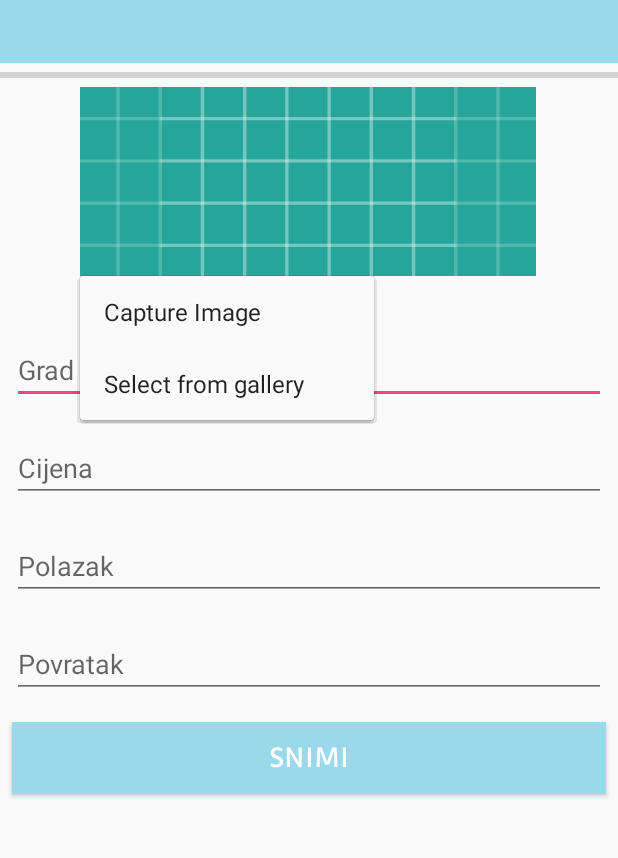
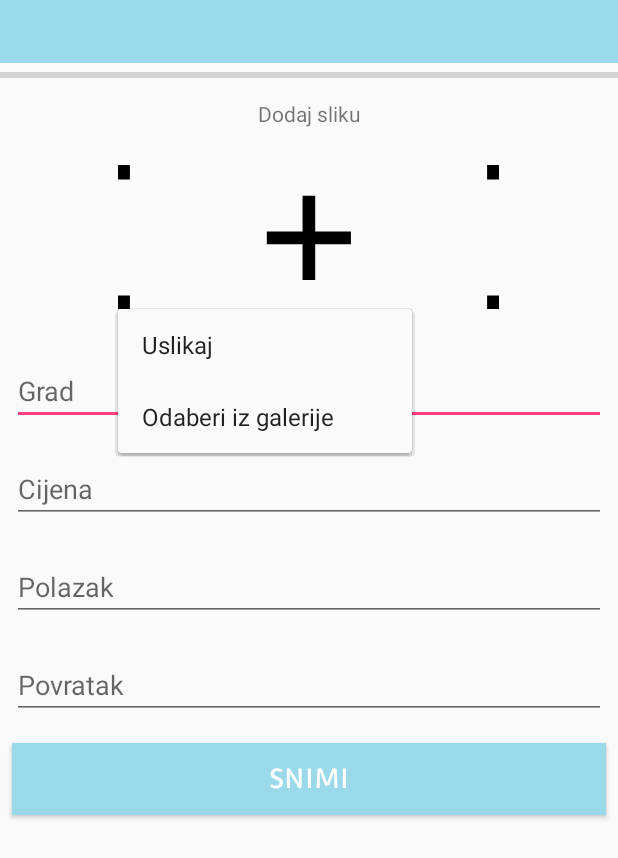
Before and after one commit to OhranFaruk961/androidWT, an Android app: the AddTourActivity screen opened directly, with no data from a screen before it, after a tap on an icon or button, on a phone screen of 412 x 824 dp. Shown: the top 858 px of the screen. Run offline under Robolectric (Android 15) with nearby library versions, the light colour scheme and no system bars; our stand-ins replace Firebase (no records; nobody signed in at launch, a user with empty details on screens opened directly); libraries missing offline, so code that uses them is left out: id.zelory.compressor.

Commit message:
izmjena slika i ui

```diff
--- a/app/src/main/java/com/example/faruk/wt_travel_agency/MainActivity.java
+++ b/app/src/main/java/com/example/faruk/wt_travel_agency/MainActivity.java
@@ -154,7 +154,7 @@ public class MainActivity extends AppCompatActivity implements NavigationView.On
         sendToLogin();
     }
     private void sendToAccountSettings() {
-        Intent settingsIntent = new Intent(MainActivity.this,UserNameActivity.class);
+        Intent settingsIntent = new Intent(MainActivity.this,RegistracijaActivity.class);
         startActivity(settingsIntent);
     }
     private void sendToLogin() {
--- /dev/null
+++ b/app/src/main/res/drawable/ic_select.xml
@@ -0,0 +1,26 @@
+<vector xmlns:android="http://schemas.android.com/apk/res/android"
+    android:width="512dp"
+    android:height="512dp"
+    android:viewportWidth="512"
+    android:viewportHeight="512">
+  <path
+      android:pathData="M0,89l0,89 8,-0 8,-0 0,-80.5 0,-80.5 80.5,-0 80.5,-0 0,-8.5 0,-8.5 -88.5,-0 -88.5,-0 0,89z"
+      android:fillColor="#000000"
+      android:strokeColor="#00000000"/>
+  <path
+      android:pathData="M335,8.5l0,8.5 80.5,-0 80.5,-0 0,80.5 0,80.5 8,-0 8,-0 0,-89 0,-89 -88.5,-0 -88.5,-0 0,8.5z"
+      android:fillColor="#000000"
+      android:strokeColor="#00000000"/>
+  <path
+      android:pathData="M248,224l0,24 -24,-0 -24,-0 0,8.5 0,8.5 24,-0 24,-0 0,24 0,24 8.5,-0 8.5,-0 0,-24 0,-24 24,-0 24,-0 0,-8.5 0,-8.5 -24,-0 -24,-0 0,-24 0,-24 -8.5,-0 -8.5,-0 0,24z"
+      android:fillColor="#000000"
+      android:strokeColor="#00000000"/>
+  <path
+      android:pathData="M0,423l0,89 88.5,-0 88.5,-0 0,-8.5 0,-8.5 -80.5,-0 -80.5,-0 0,-80.5 0,-80.5 -8,-0 -8,-0 0,89z"
+      android:fillColor="#000000"
+      android:strokeColor="#00000000"/>
+  <path
+      android:pathData="M496,414.5l0,80.5 -80.5,-0 -80.5,-0 0,8.5 0,8.5 88.5,-0 88.5,-0 0,-89 0,-89 -8,-0 -8,-0 0,80.5z"
+      android:fillColor="#000000"
+      android:strokeColor="#00000000"/>
+</vector>
--- a/app/src/main/res/layout/activity_add_tour.xml
+++ b/app/src/main/res/layout/activity_add_tour.xml
@@ -20,25 +20,25 @@
 
     <ImageView
         android:id="@+id/add_tour_img"
-        android:layout_width="304dp"
-        android:layout_height="126dp"
+        android:layout_width="254dp"
+        android:layout_height="96dp"
+        android:layout_marginStart="8dp"
+        android:layout_marginTop="68dp"
         android:layout_marginEnd="8dp"
-        android:layout_marginStart="8dp"
-        android:layout_marginTop="16dp"
         android:scaleType="centerCrop"
         app:layout_constraintEnd_toEndOf="parent"
-        app:layout_constraintHorizontal_bias="0.493"
+        app:layout_constraintHorizontal_bias="0.496"
         app:layout_constraintStart_toStartOf="parent"
         app:layout_constraintTop_toBottomOf="@+id/add_toolbar"
-        app:srcCompat="@drawable/ic_launcher_background" />
+        app:srcCompat="@drawable/ic_select" />
 
     <EditText
         android:id="@+id/add_destination"
         android:layout_width="0dp"
         android:layout_height="wrap_content"
+        android:layout_marginStart="8dp"
+        android:layout_marginTop="32dp"
         android:layout_marginEnd="8dp"
-        android:layout_marginStart="8dp"
-        android:layout_marginTop="40dp"
         android:ems="10"
         android:hint="Grad"
         android:inputType="textMultiLine"
@@ -116,4 +116,14 @@
         app:layout_constraintStart_toStartOf="parent"
         app:layout_constraintTop_toBottomOf="@+id/add_toolbar" />
 
+    <TextView
+        android:id="@+id/textView5"
+        android:layout_width="wrap_content"
+        android:layout_height="wrap_content"
+        android:layout_marginTop="24dp"
+        android:text="Dodaj sliku"
+        app:layout_constraintEnd_toEndOf="parent"
+        app:layout_constraintStart_toStartOf="parent"
+        app:layout_constraintTop_toTopOf="@+id/addTour_Progress" />
+
 </android.support.constraint.ConstraintLayout>
--- a/app/src/main/res/layout/activity_user_name.xml
+++ b/app/src/main/res/layout/activity_user_name.xml
@@ -16,7 +16,7 @@
         app:layout_constraintEnd_toEndOf="parent"
         app:layout_constraintStart_toStartOf="parent"
         app:layout_constraintTop_toTopOf="parent"
-        app:srcCompat="@mipmap/ic_launcher_foreground" />
+        app:srcCompat="@drawable/ic_select" />
 
     <TextView
         android:id="@+id/textView4"
--- a/app/src/main/res/values/strings.xml
+++ b/app/src/main/res/values/strings.xml
@@ -3,8 +3,8 @@
     <string name="pretraga_text">pretraga</string>
     <string name="postavke_racuna_text">Postavke racuna</string>
     <string name="odjava_text">Odjavi se</string>
-    <string name="select_from_gallery">Select from gallery</string>
-    <string name="capture_image">Capture Image</string>
+    <string name="select_from_gallery">Odaberi iz galerije</string>
+    <string name="capture_image">Uslikaj</string>
     <string name="otvori">Otvori</string>
     <string name="zatvori">Zatvori</string>
 </resources>
```
Also changed, not shown: app/src/main/java/com/example/faruk/wt_travel_agency/UserNameActivity.java (+10 -1 lines), app/src/main/res/layout/tour_list_item.xml (+42 -21 lines).
